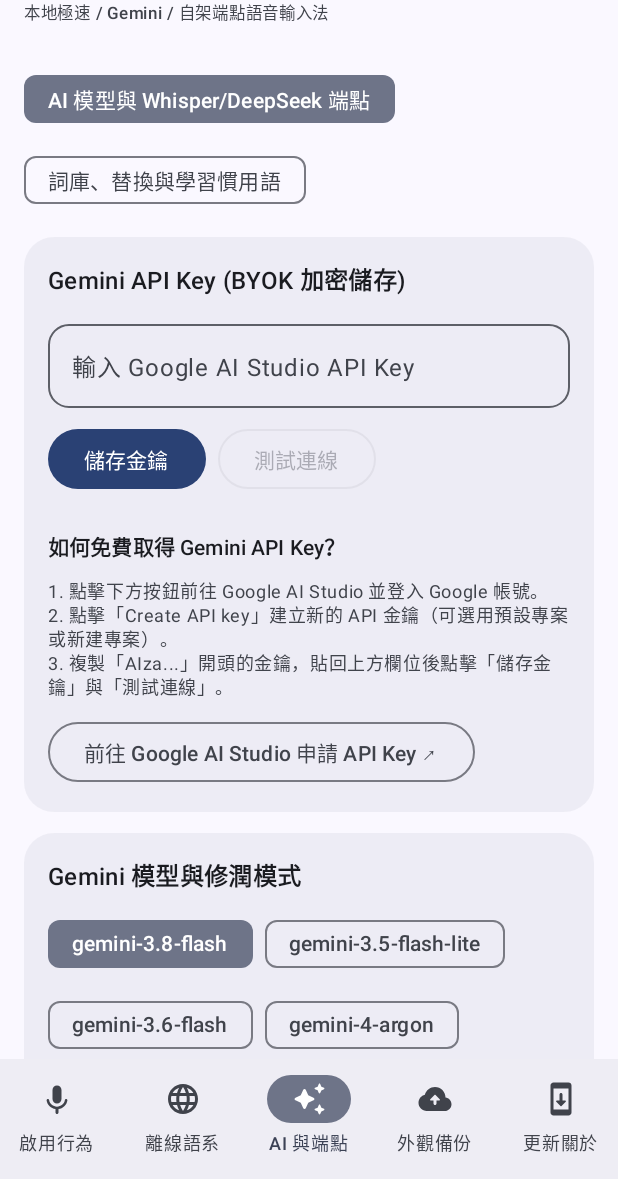
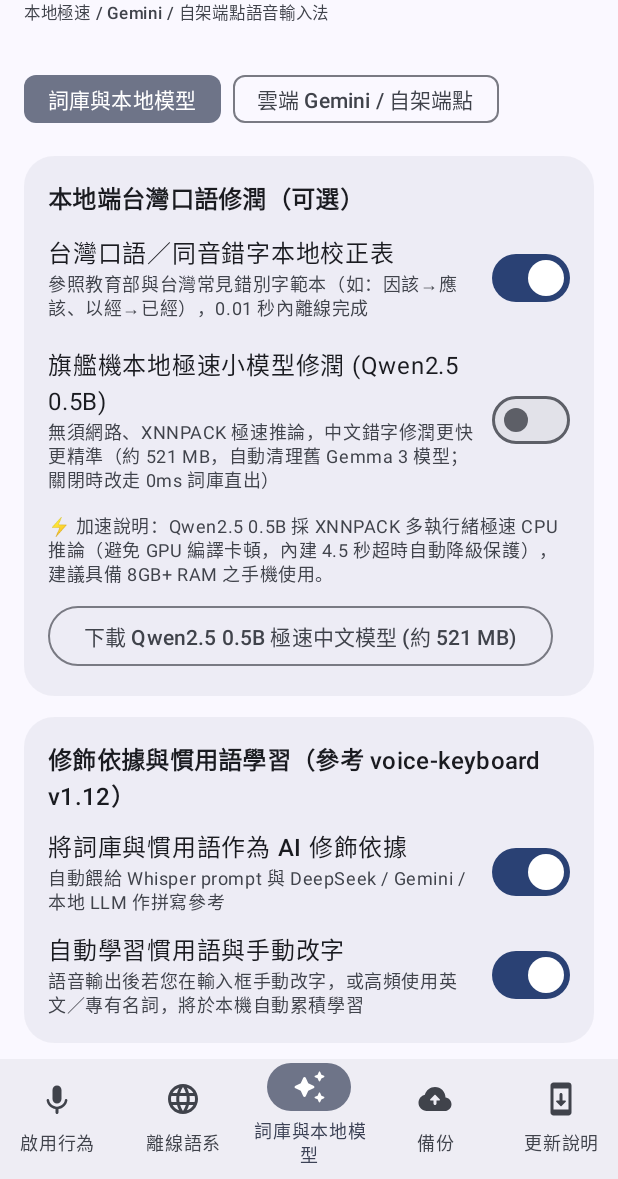
Before and after one commit to dx9901mk5/DxVoice-IME, an Android app built with Jetpack Compose: the screen it shows after launch (SettingsActivity), item 3 of the bottom bar chosen, on a phone screen of 412 x 824 dp, the part 57-1236 px from its top. Run offline under Robolectric (Android 15) with nearby library versions, the phone set to English and light mode, and no system bars; libraries missing offline, so code that uses them is left out: com.google.mediapipe.tasks, com.k2fsa.sherpa, org.apache.commons; 1 statement that could not run was skipped.

Commit message:
feat(v3.4.3): rename tabs to 詞庫與本地模型 / 備份 / 更新說明, highlight custom dictionary backup, prioritize local model & dictionary view

```diff
--- a/app/build.gradle.kts
+++ b/app/build.gradle.kts
@@ -12,8 +12,8 @@ android {
         applicationId = "com.dx9901mk5.pixelvoiceime"
         minSdk = 26
         targetSdk = 36
-        versionCode = 30
-        versionName = "3.4.2"
+        versionCode = 31
+        versionName = "3.4.3"
         ndk {
             abiFilters += "arm64-v8a"
         }
--- a/app/src/main/java/com/dx9901mk5/pixelvoiceime/ui/GeminiSettingsScreen.kt
+++ b/app/src/main/java/com/dx9901mk5/pixelvoiceime/ui/GeminiSettingsScreen.kt
@@ -85,16 +85,117 @@ fun GeminiSettingsScreen(
             FilterChip(
                 selected = subTab == 0,
                 onClick = { subTab = 0 },
-                label = { Text("AI 模型與 Whisper/DeepSeek 端點") }
+                label = { Text("詞庫與本地模型") }
             )
             FilterChip(
                 selected = subTab == 1,
                 onClick = { subTab = 1 },
-                label = { Text("詞庫、替換與學習慣用語") }
+                label = { Text("雲端 Gemini / 自架端點") }
             )
         }
 
-        if (subTab == 1) {
+        if (subTab == 0) {
+            Card(
+                shape = RoundedCornerShape(20.dp),
+                colors = CardDefaults.cardColors(containerColor = MaterialTheme.colorScheme.surfaceVariant.copy(alpha = 0.5f))
+            ) {
+                Column(modifier = Modifier.padding(16.dp), verticalArrangement = Arrangement.spacedBy(8.dp)) {
+                    Text(
+                        text = "本地端台灣口語修潤（可選）",
+                        style = MaterialTheme.typography.titleMedium,
+                        fontWeight = FontWeight.SemiBold
+                    )
+                    SettingSwitchRow(
+                        title = "台灣口語／同音錯字本地校正表",
+                        subtitle = "參照教育部與台灣常見錯別字範本（如：因該→應該、以經→已經），0.01 秒內離線完成",
+                        checked = config.localTaiwanTypoFixEnabled,
+                        onCheckedChange = { v -> prefs.update { it.copy(localTaiwanTypoFixEnabled = v) } }
+                    )
+                    SettingSwitchRow(
+                        title = "旗艦機本地極速小模型修潤 (Qwen2.5 0.5B)",
+                        subtitle = "無須網路、XNNPACK 極速推論，中文錯字修潤更快更精準（約 521 MB，自動清理舊 Gemma 3 模型；關閉時改走 0ms 詞庫直出）",
+                        checked = config.localLlmEnabled,
+                        onCheckedChange = { v ->
+                            prefs.update { it.copy(localLlmEnabled = v) }
+                            if (v) {
+                                app.localLlmPolisher.clearCrashGuard()
+                            } else {
+                                app.localLlmPolisher.release()
+                            }
+                        }
+                    )
+                    Text(
+                        text = "⚡ 加速說明：Qwen2.5 0.5B 採 XNNPACK 多執行緒極速 CPU 推論（避免 GPU 編譯卡頓，內建 4.5 秒超時自動降級保護），建議具備 8GB+ RAM 之手機使用。",
+                        style = MaterialTheme.typography.bodySmall,
+                        color = MaterialTheme.colorScheme.onSurfaceVariant
+                    )
+
+                    when (val s = localLlmState) {
+                        is PackDownloadState.NotInstalled -> {
+                            OutlinedButton(
+                                onClick = {
+                                    scope.launch {
+                                        app.modelManager.downloadPack(VoiceLanguageCatalog.PACK_LOCAL_LLM_QWEN25_05B)
+                                    }
+                                }
+                            ) {
+                                Text("下載 Qwen2.5 0.5B 極速中文模型 (約 521 MB)")
+                            }
+                        }
+                        is PackDownloadState.Downloading -> {
+                            LinearProgressIndicator(
+                                progress = { s.progress },
+                                modifier = Modifier.fillMaxWidth()
+                            )
+                            Text(
+                                text = s.statusLabel,
+                                style = MaterialTheme.typography.bodySmall,
+                                color = MaterialTheme.colorScheme.primary
+                            )
+                        }
+                        is PackDownloadState.Installed -> {
+                            Row(
+                                horizontalArrangement = Arrangement.spacedBy(8.dp),
+                                verticalAlignment = Alignment.CenterVertically
+                            ) {
+                                Text(
+                                    text = "Qwen2.5 0.5B 已就緒 (${s.sizeBytes / (1024 * 1024)} MB · ${app.localLlmPolisher.activeBackendLabel()})",
+                                    style = MaterialTheme.typography.bodySmall,
+                                    color = MaterialTheme.colorScheme.primary,
+                                    modifier = Modifier.weight(1f)
+                                )
+                                OutlinedButton(
+                                    onClick = {
+                                        scope.launch {
+                                            app.localLlmPolisher.release()
+                                            app.modelManager.deletePack(VoiceLanguageCatalog.PACK_LOCAL_LLM_QWEN25_05B)
+                                        }
+                                    }
+                                ) {
+                                    Text("移除模型")
+                                }
+                            }
+                        }
+                        is PackDownloadState.Error -> {
+                            Text(
+                                text = "下載失敗：${s.message}",
+                                style = MaterialTheme.typography.bodySmall,
+                                color = MaterialTheme.colorScheme.error
+                            )
+                            OutlinedButton(
+                                onClick = {
+                                    scope.launch {
+                                        app.modelManager.downloadPack(VoiceLanguageCatalog.PACK_LOCAL_LLM_QWEN25_05B)
+                                    }
+                                }
+                            ) {
+                                Text("重試下載 Qwen2.5 0.5B")
+                            }
+                        }
+                    }
+                }
+            }
+
             DictionarySettingsSection(dictionaryStore = app.customDictionaryStore)
         } else {
         Card(
@@ -413,107 +514,6 @@ fun GeminiSettingsScreen(
                 )
             }
         }
-
-        Card(
-            shape = RoundedCornerShape(20.dp),
-            colors = CardDefaults.cardColors(containerColor = MaterialTheme.colorScheme.surfaceVariant.copy(alpha = 0.5f))
-        ) {
-            Column(modifier = Modifier.padding(16.dp), verticalArrangement = Arrangement.spacedBy(8.dp)) {
-                Text(
-                    text = "本地端台灣口語修潤（可選）",
-                    style = MaterialTheme.typography.titleMedium,
-                    fontWeight = FontWeight.SemiBold
-                )
-                SettingSwitchRow(
-                    title = "台灣口語／同音錯字本地校正表",
-                    subtitle = "參照教育部與台灣常見錯別字範本（如：因該→應該、以經→已經），0.01 秒內離線完成",
-                    checked = config.localTaiwanTypoFixEnabled,
-                    onCheckedChange = { v -> prefs.update { it.copy(localTaiwanTypoFixEnabled = v) } }
-                )
-                SettingSwitchRow(
-                    title = "旗艦機本地極速小模型修潤 (Qwen2.5 0.5B)",
-                    subtitle = "無須網路、GPU 優先加速，中文錯字修潤更快更精準（約 521 MB，自動清理舊 Gemma 3 模型；關閉時改走 0ms 詞庫直出）",
-                    checked = config.localLlmEnabled,
-                    onCheckedChange = { v ->
-                        prefs.update { it.copy(localLlmEnabled = v) }
-                        if (v) {
-                            app.localLlmPolisher.clearCrashGuard()
-                        } else {
-                            app.localLlmPolisher.release()
-                        }
-                    }
-                )
-                Text(
-                    text = "⚡ 加速說明：Qwen2.5 0.5B 採 XNNPACK 多執行緒極速 CPU 推論（避免 GPU 編譯卡頓，內建 4.5 秒超時自動降級保護），建議具備 8GB+ RAM 之手機使用。",
-                    style = MaterialTheme.typography.bodySmall,
-                    color = MaterialTheme.colorScheme.onSurfaceVariant
-                )
-
-                when (val s = localLlmState) {
-                    is PackDownloadState.NotInstalled -> {
-                        OutlinedButton(
-                            onClick = {
-                                scope.launch {
-                                    app.modelManager.downloadPack(VoiceLanguageCatalog.PACK_LOCAL_LLM_QWEN25_05B)
-                                }
-                            }
-                        ) {
-                            Text("下載 Qwen2.5 0.5B 極速中文模型 (約 521 MB)")
-                        }
-                    }
-                    is PackDownloadState.Downloading -> {
-                        LinearProgressIndicator(
-                            progress = { s.progress },
-                            modifier = Modifier.fillMaxWidth()
-                        )
-                        Text(
-                            text = s.statusLabel,
-                            style = MaterialTheme.typography.bodySmall,
-                            color = MaterialTheme.colorScheme.primary
-                        )
-                    }
-                    is PackDownloadState.Installed -> {
-                        Row(
-                            horizontalArrangement = Arrangement.spacedBy(8.dp),
-                            verticalAlignment = Alignment.CenterVertically
-                        ) {
-                            Text(
-                                text = "Qwen2.5 0.5B 已就緒 (${s.sizeBytes / (1024 * 1024)} MB · ${app.localLlmPolisher.activeBackendLabel()})",
-                                style = MaterialTheme.typography.bodySmall,
-                                color = MaterialTheme.colorScheme.primary,
-                                modifier = Modifier.weight(1f)
-                            )
-                            OutlinedButton(
-                                onClick = {
-                                    scope.launch {
-                                        app.localLlmPolisher.release()
-                                        app.modelManager.deletePack(VoiceLanguageCatalog.PACK_LOCAL_LLM_QWEN25_05B)
-                                    }
-                                }
-                            ) {
-                                Text("移除模型")
-                            }
-                        }
-                    }
-                    is PackDownloadState.Error -> {
-                        Text(
-                            text = "下載失敗：${s.message}",
-                            style = MaterialTheme.typography.bodySmall,
-                            color = MaterialTheme.colorScheme.error
-                        )
-                        OutlinedButton(
-                            onClick = {
-                                scope.launch {
-                                    app.modelManager.downloadPack(VoiceLanguageCatalog.PACK_LOCAL_LLM_QWEN25_05B)
-                                }
-                            }
-                        ) {
-                            Text("重試下載 Qwen2.5 0.5B")
-                        }
-                    }
-                }
-            }
-        }
         }
 
         Spacer(Modifier.height(16.dp))
--- a/app/src/main/java/com/dx9901mk5/pixelvoiceime/ui/SettingsActivity.kt
+++ b/app/src/main/java/com/dx9901mk5/pixelvoiceime/ui/SettingsActivity.kt
@@ -67,6 +67,7 @@ import androidx.compose.ui.Alignment
 import androidx.compose.ui.Modifier
 import androidx.compose.ui.platform.LocalContext
 import androidx.compose.ui.text.font.FontWeight
+import androidx.compose.ui.text.style.TextAlign
 import androidx.compose.ui.unit.dp
 import androidx.core.content.ContextCompat
 import androidx.lifecycle.Lifecycle
@@ -114,9 +115,9 @@ private fun PixelVoiceSettingsApp(app: PixelVoiceApp) {
         listOf(
             SettingsNavItem(0, "啟用行為", Icons.Rounded.KeyboardVoice),
             SettingsNavItem(1, "離線語系", Icons.Rounded.Language),
-            SettingsNavItem(2, "AI 與端點", Icons.Rounded.AutoAwesome),
-            SettingsNavItem(3, "外觀備份", Icons.Rounded.Backup),
-            SettingsNavItem(4, "更新關於", Icons.Rounded.SystemUpdate)
+            SettingsNavItem(2, "詞庫與本地模型", Icons.Rounded.AutoAwesome),
+            SettingsNavItem(3, "備份", Icons.Rounded.Backup),
+            SettingsNavItem(4, "更新說明", Icons.Rounded.SystemUpdate)
         )
     }
 
@@ -147,7 +148,13 @@ private fun PixelVoiceSettingsApp(app: PixelVoiceApp) {
                                 selected = selectedTab == item.index,
                                 onClick = { selectedTab = item.index },
                                 icon = { Icon(item.icon, contentDescription = null) },
-                                label = { Text(item.label) }
+                                label = {
+                                    Text(
+                                        text = item.label,
+                                        maxLines = 2,
+                                        textAlign = TextAlign.Center
+                                    )
+                                }
                             )
                         }
                     }
@@ -171,7 +178,13 @@ private fun PixelVoiceSettingsApp(app: PixelVoiceApp) {
                                     }
                                 },
                                 icon = { Icon(item.icon, contentDescription = null) },
-                                label = { Text(item.label) }
+                                label = {
+                                    Text(
+                                        text = item.label,
+                                        maxLines = 2,
+                                        textAlign = TextAlign.Center
+                                    )
+                                }
                             )
                         }
                     }
```
Also changed, not shown: app/src/main/java/com/dx9901mk5/pixelvoiceime/ui/BackupAndAppearanceScreen.kt (+36 -32 lines), 1 other file.
